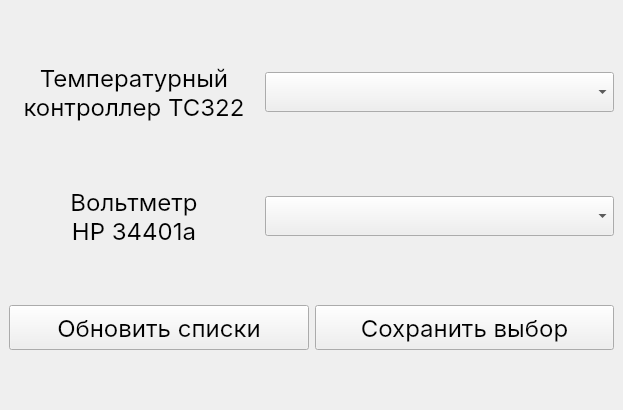
Qt form settings.ui (alexkolodchuk/thermoprj) before a commit.
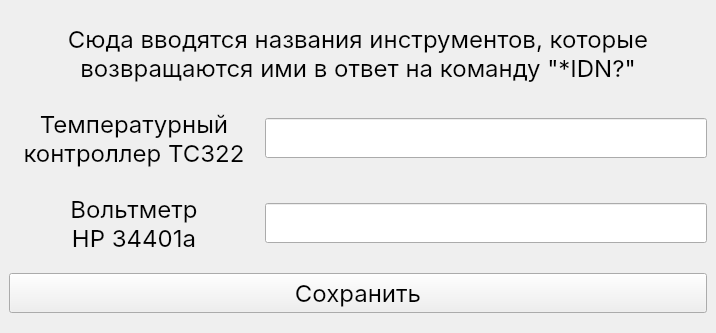
The same form after that commit.

Patch:
```diff
--- a/settings.ui
+++ b/settings.ui
@@ -6,8 +6,8 @@
    <rect>
     <x>0</x>
     <y>0</y>
-    <width>623</width>
-    <height>410</height>
+    <width>716</width>
+    <height>333</height>
    </rect>
   </property>
   <property name="windowTitle">
@@ -16,7 +16,47 @@
   <widget class="QWidget" name="centralwidget">
    <layout class="QVBoxLayout" name="verticalLayout">
     <item>
-     <layout class="QHBoxLayout" name="thermo">
+     <widget class="QLabel" name="outputLabel">
+      <property name="sizePolicy">
+       <sizepolicy hsizetype="Expanding" vsizetype="Fixed">
+        <horstretch>0</horstretch>
+        <verstretch>0</verstretch>
+       </sizepolicy>
+      </property>
+      <property name="minimumSize">
+       <size>
+        <width>90</width>
+        <height>0</height>
+       </size>
+      </property>
+      <property name="maximumSize">
+       <size>
+        <width>16777215</width>
+        <height>70</height>
+       </size>
+      </property>
+      <property name="font">
+       <font>
+        <family>Inter</family>
+        <pointsize>18</pointsize>
+       </font>
+      </property>
+      <property name="text">
+       <string>Сюда вводятся названия инструментов, которые возвращаются ими в ответ на команду &quot;*IDN?&quot;</string>
+      </property>
+      <property name="scaledContents">
+       <bool>false</bool>
+      </property>
+      <property name="alignment">
+       <set>Qt::AlignCenter</set>
+      </property>
+      <property name="wordWrap">
+       <bool>true</bool>
+      </property>
+     </widget>
+    </item>
+    <item>
+     <layout class="QHBoxLayout" name="thermoLayout">
       <item>
        <widget class="QLabel" name="thermoLabel">
         <property name="sizePolicy">
@@ -53,27 +93,36 @@
        </widget>
       </item>
       <item>
-       <widget class="QComboBox" name="resources1">
+       <widget class="QLineEdit" name="thermo">
         <property name="minimumSize">
          <size>
-          <width>300</width>
+          <width>0</width>
+          <height>40</height>
+         </size>
+        </property>
+        <property name="maximumSize">
+         <size>
+          <width>16777215</width>
           <height>40</height>
          </size>
         </property>
         <property name="font">
          <font>
-          <family>Inter</family>
+          <family>Consolas</family>
           <pointsize>18</pointsize>
          </font>
         </property>
+        <property name="readOnly">
+         <bool>false</bool>
+        </property>
        </widget>
       </item>
      </layout>
     </item>
     <item>
-     <layout class="QHBoxLayout" name="voltage">
+     <layout class="QHBoxLayout" name="voltageLayout">
       <item>
-       <widget class="QLabel" name="voltageLabel">
+       <widget class="QLabel" name="voltage_address">
         <property name="sizePolicy">
          <sizepolicy hsizetype="Fixed" vsizetype="Fixed">
           <horstretch>0</horstretch>
@@ -108,64 +157,31 @@
        </widget>
       </item>
       <item>
-       <widget class="QComboBox" name="resources2">
-        <property name="minimumSize">
-         <size>
-          <width>300</width>
-          <height>40</height>
-         </size>
-        </property>
-        <property name="font">
-         <font>
-          <family>Inter</family>
-          <pointsize>18</pointsize>
-         </font>
-        </property>
-       </widget>
-      </item>
-     </layout>
-    </item>
-    <item>
-     <layout class="QHBoxLayout" name="horizontalLayout">
-      <item>
-       <widget class="QPushButton" name="updateButton">
-        <property name="sizePolicy">
-         <sizepolicy hsizetype="Expanding" vsizetype="Fixed">
-          <horstretch>0</horstretch>
-          <verstretch>0</verstretch>
-         </sizepolicy>
-        </property>
+       <widget class="QLineEdit" name="voltage">
         <property name="minimumSize">
          <size>
           <width>0</width>
-          <height>45</height>
+          <height>40</height>
          </size>
         </property>
         <property name="maximumSize">
          <size>
           <width>16777215</width>
-          <height>45</height>
+          <height>40</height>
          </size>
         </property>
         <property name="font">
          <font>
-          <family>Inter</family>
+          <family>Consolas</family>
           <pointsize>18</pointsize>
          </font>
         </property>
-        <property name="toolTip">
-         <string/>
-        </property>
-        <property name="statusTip">
-         <string/>
-        </property>
-        <property name="whatsThis">
-         <string/>
-        </property>
-        <property name="text">
-         <string>Обновить списки</string>
+        <property name="readOnly">
+         <bool>false</bool>
         </property>
        </widget>
+      </item>
+     </layout>
       </item>
       <item>
        <widget class="QPushButton" name="saveButton">
@@ -177,38 +193,29 @@
         </property>
         <property name="minimumSize">
          <size>
-          <width>0</width>
-          <height>45</height>
+        <width>150</width>
+        <height>0</height>
          </size>
         </property>
         <property name="maximumSize">
          <size>
           <width>16777215</width>
-          <height>45</height>
+        <height>40</height>
          </size>
         </property>
         <property name="font">
          <font>
           <family>Inter</family>
           <pointsize>18</pointsize>
-          <italic>false</italic>
-         </font>
-        </property>
-        <property name="toolTip">
-         <string/>
-        </property>
-        <property name="statusTip">
-         <string/>
-        </property>
-        <property name="whatsThis">
-         <string/>
-        </property>
+       </font>
+      </property>
         <property name="text">
-         <string>Сохранить выбор</string>
-        </property>
-       </widget>
-      </item>
-     </layout>
+       <string>Сохранить</string>
+      </property>
+      <property name="checkable">
+       <bool>false</bool>
+      </property>
+     </widget>
     </item>
    </layout>
   </widget>
```
Lines whose indentation alone changed are shown as unchanged.
